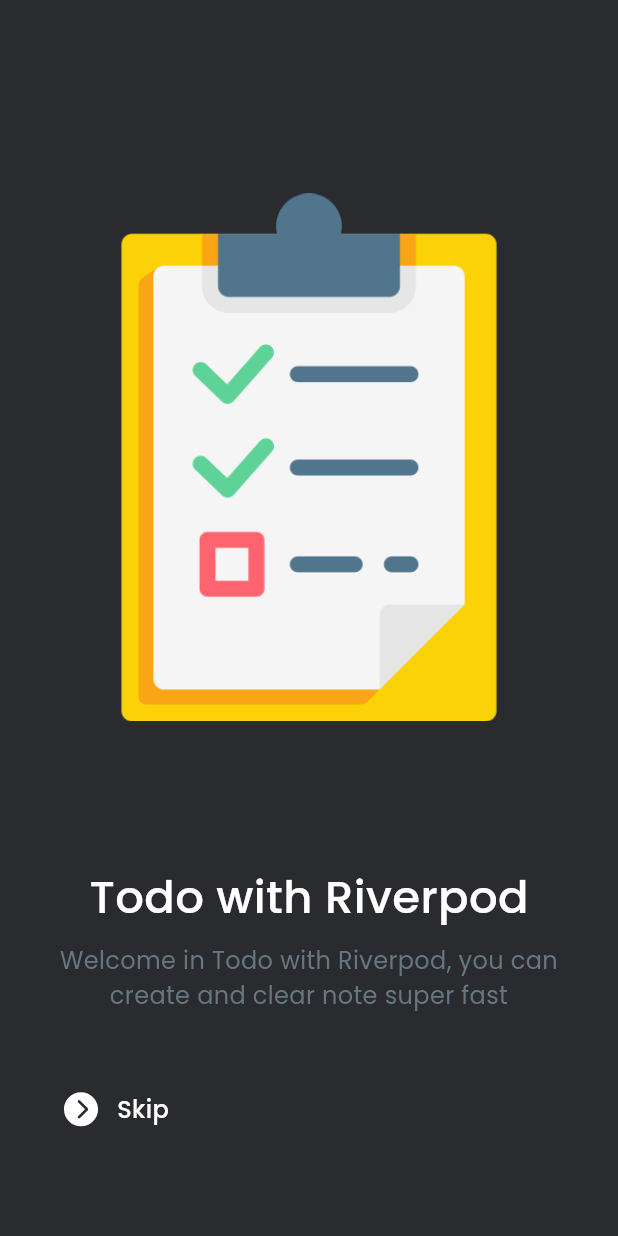
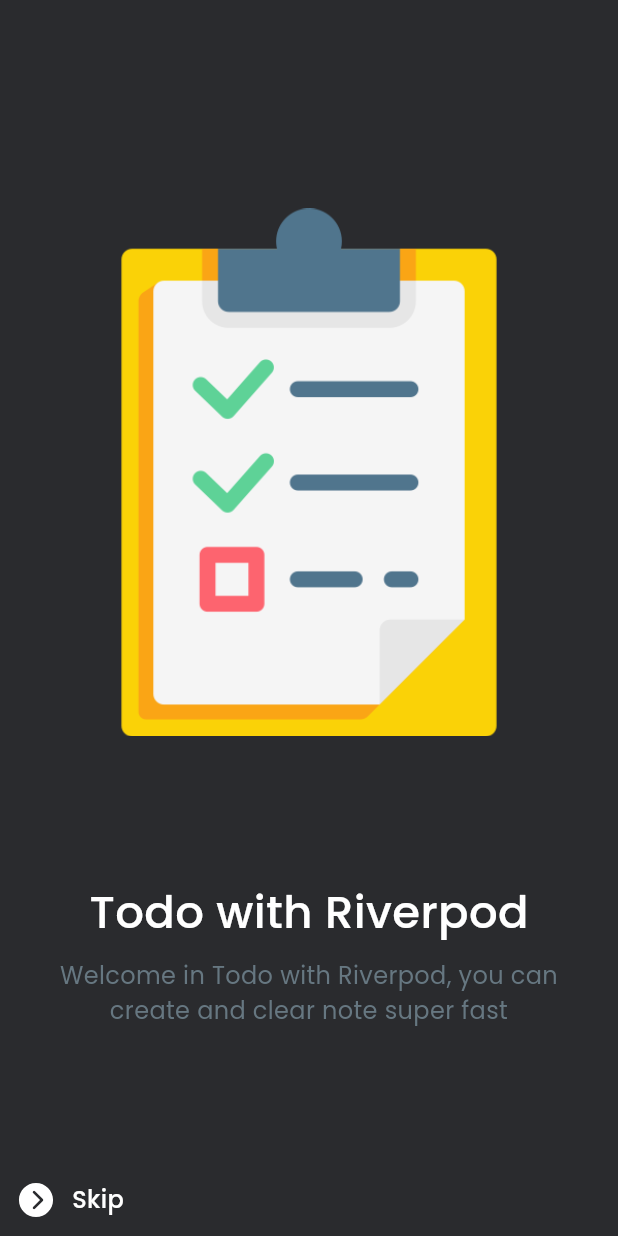
Before and after one commit to muhtar-sgk/TodoAppRiverpod, a Flutter app: the screen it shows after launch, on a phone screen of 412 x 824 dp. Run offline on Flutter 3.47's test engine with Material 2 defaults, Android fonts, the phone set to English and light mode, and no system bars; our stand-ins replace flutter_screenutil, flutter_vector_icons, google_fonts.

Commit message:
add page view

```diff
--- a/lib/features/on_boarding/views/on_boarding_screen.dart
+++ b/lib/features/on_boarding/views/on_boarding_screen.dart
@@ -23,22 +23,22 @@ class OnBoardingScreen extends StatelessWidget {
     return Scaffold(
       backgroundColor: Colours.darkBackground,
       body: SafeArea(
-        child: Padding(
-          padding: const EdgeInsets.symmetric(horizontal: 30).copyWith(
-            bottom: 20
-          ),
+        child: Stack(
+          alignment: AlignmentDirectional.bottomCenter,
+          children: [
+          PageView(
+            children: [
+              Padding(
+                padding: const EdgeInsets.symmetric(horizontal: 30),
                 child: Column(
                     mainAxisAlignment: MainAxisAlignment.center,
                     children: [
-              Expanded(child: SizedBox()),
                       Image.asset(ImageRes.todo),
                       const WhiteSpace(height: 80),
-              const FadingText(
-                'Todo with Riverpod',
+                      const FadingText('Todo with Riverpod',
                           textAlign: TextAlign.center,
                           fontSize: 30,
-                fontWeight: FontWeight.w500
-              ),
+                          fontWeight: FontWeight.w500),
                       const WhiteSpace(height: 8),
                       Text(
                         'Welcome in Todo with Riverpod, you can create and clear note super fast',
@@ -46,11 +46,35 @@ class OnBoardingScreen extends StatelessWidget {
                         style: GoogleFonts.poppins(
                             fontSize: 16,
                             fontWeight: FontWeight.normal,
-                  color: Colours.lightGrey
+                            color: Colours.lightGrey),
                       ),
+                    ]),
               ),
-              Expanded(
-                child: Row(
+              Padding(
+                padding: const EdgeInsets.symmetric(horizontal: 30),
+                child: Column(
+                    mainAxisAlignment: MainAxisAlignment.center,
+                    children: [
+                      Image.asset(ImageRes.todo),
+                      const WhiteSpace(height: 80),
+                      const FadingText('Todo with Riverpod',
+                          textAlign: TextAlign.center,
+                          fontSize: 30,
+                          fontWeight: FontWeight.w500),
+                      const WhiteSpace(height: 8),
+                      Text(
+                        'Welcome in Todo with Riverpod, you can create and clear note super fast',
+                        textAlign: TextAlign.center,
+                        style: GoogleFonts.poppins(
+                            fontSize: 16,
+                            fontWeight: FontWeight.normal,
+                            color: Colours.lightGrey),
+                      ),
+                    ]),
+              ),
+            ],
+          ),
+          Row(
             mainAxisAlignment: MainAxisAlignment.spaceBetween,
             children: [
               Row(
@@ -58,21 +82,15 @@ class OnBoardingScreen extends StatelessWidget {
                   IconButton(
                       iconSize: 28,
                       color: Colours.light,
-                          onPressed: (){},
-                          icon: Icon(Ionicons.chevron_forward_circle)
-                        ),
-                        const FadingText(
-                          'Skip',
-                          fontSize: 16,
-                          fontWeight: FontWeight.w500
-                        )
+                      onPressed: () {},
+                      icon: Icon(Ionicons.chevron_forward_circle)),
+                  const FadingText('Skip',
+                      fontSize: 16, fontWeight: FontWeight.w500)
                 ],
               ),
             ],
-                ),
           )
         ]),
-        ),
       ),
     );
   }
```
Lines whose indentation alone changed are shown as unchanged.
